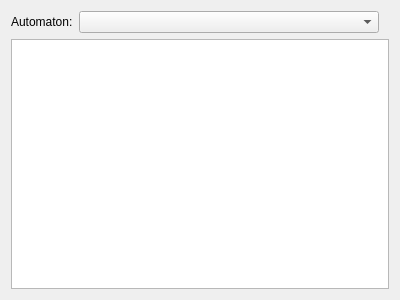
The window that examples/cellular/AutomatonView.ui (JanKolomaznik/cugip) describes before a commit, drawn with Qt 5.
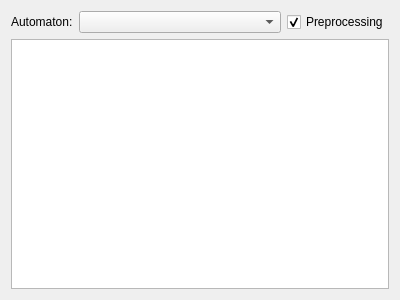
The same window after the commit.

```diff
--- a/examples/cellular/AutomatonView.ui
+++ b/examples/cellular/AutomatonView.ui
@@ -15,7 +15,7 @@
   </property>
   <layout class="QVBoxLayout" name="verticalLayout">
    <item>
-    <layout class="QHBoxLayout" name="horizontalLayout" stretch="0,1,0">
+    <layout class="QHBoxLayout" name="horizontalLayout" stretch="0,1,0,0">
      <item>
       <widget class="QLabel" name="label">
        <property name="text">
@@ -46,6 +46,16 @@
        </property>
       </spacer>
      </item>
+     <item>
+      <widget class="QCheckBox" name="mPreprocessingCheckBox">
+       <property name="text">
+        <string>Preprocessing</string>
+       </property>
+       <property name="checked">
+        <bool>true</bool>
+       </property>
+      </widget>
+     </item>
     </layout>
    </item>
    <item>
```
Left out of the diff: 17 changed lines with no effect on the pictures.
